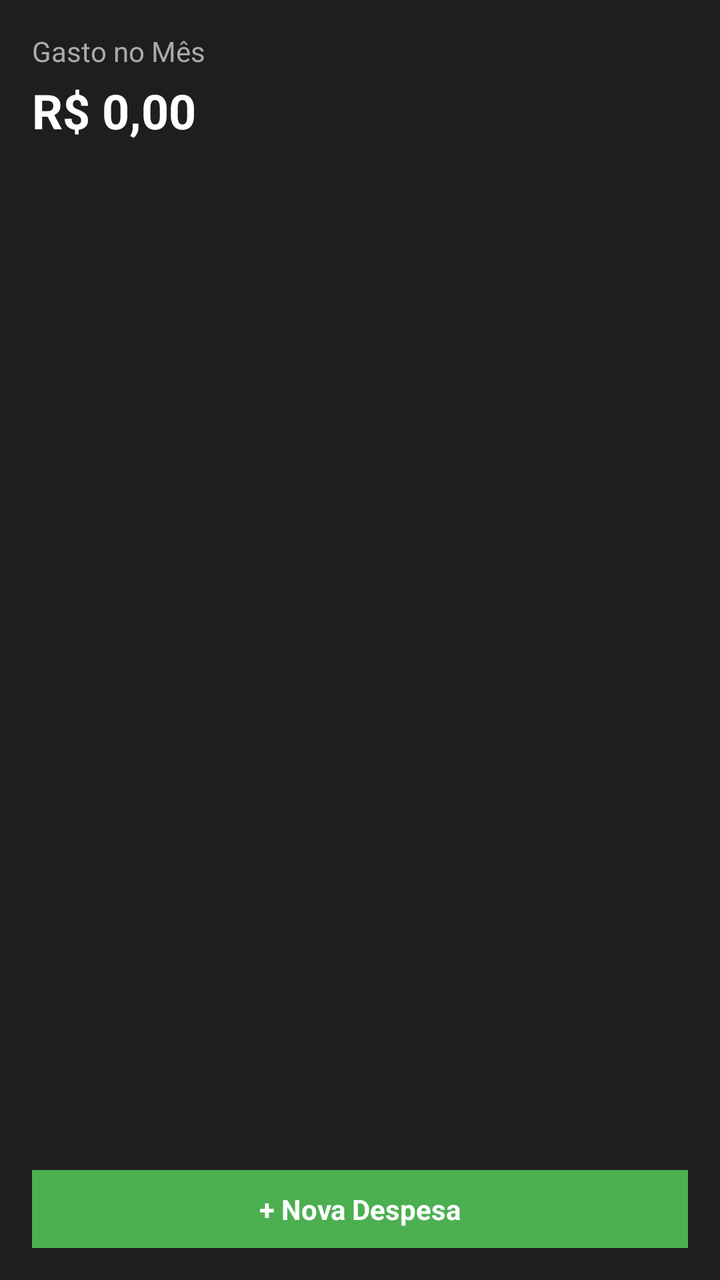
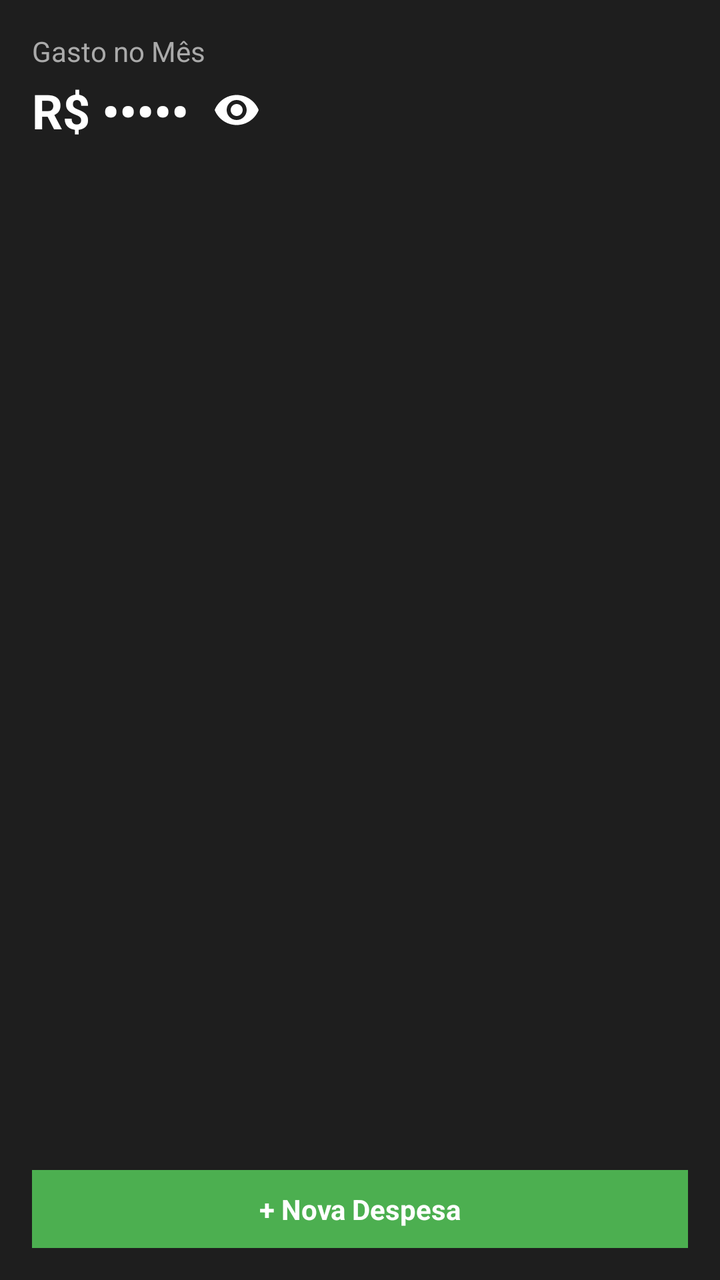

Compare the two renders of this Android layout. The source of the first and the diff that turns it into the second are given below.
<!-- AndroidManifest.xml: fallback theme Theme.MaterialComponents.DayNight.NoActionBar -->
<!-- res/layout/widget_layout.xml -->
<?xml version="1.0" encoding="utf-8"?>
<LinearLayout xmlns:android="http://schemas.android.com/apk/res/android"
    android:layout_width="match_parent"
    android:layout_height="match_parent"
    android:background="#1E1E1E"
    android:orientation="vertical"
    android:padding="16dp">

    <TextView
        android:layout_width="wrap_content"
        android:layout_height="wrap_content"
        android:text="Gasto no Mês"
        android:textColor="#AAAAAA"
        android:textSize="14sp" />

    <TextView
        android:id="@+id/tv_monthly_spent"
        android:layout_width="wrap_content"
        android:layout_height="wrap_content"
        android:layout_marginTop="4dp"
        android:text="R$ 0,00"
        android:textColor="#FFFFFF"
        android:textSize="24sp"
        android:textStyle="bold" />

    <TextView
        android:layout_width="match_parent"
        android:layout_height="0dp"
        android:layout_weight="1" />

    <TextView
        android:id="@+id/btn_add_expense"
        android:layout_width="match_parent"
        android:layout_height="wrap_content"
        android:background="#4CAF50"
        android:gravity="center"
        android:padding="10dp"
        android:text="+ Nova Despesa"
        android:textColor="#FFFFFF"
        android:textSize="14sp"
        android:textStyle="bold" />

</LinearLayout>
<!-- resources referenced by this layout -->
<resources>

</resources>

<!-- the commit's change to res/layout/widget_layout.xml (unified diff, before → after) -->
@@ -13,15 +13,29 @@
         android:textColor="#AAAAAA"
         android:textSize="14sp" />
 
-    <TextView
-        android:id="@+id/tv_monthly_spent"
-        android:layout_width="wrap_content"
+    <LinearLayout
+        android:layout_width="match_parent"
         android:layout_height="wrap_content"
         android:layout_marginTop="4dp"
-        android:text="R$ 0,00"
-        android:textColor="#FFFFFF"
-        android:textSize="24sp"
-        android:textStyle="bold" />
+        android:gravity="center_vertical"
+        android:orientation="horizontal">
+
+        <TextView
+            android:id="@+id/tv_monthly_spent"
+            android:layout_width="wrap_content"
+            android:layout_height="wrap_content"
+            android:text="R$ •••••"
+            android:textColor="#FFFFFF"
+            android:textSize="24sp"
+            android:textStyle="bold" />
+
+        <ImageView
+            android:id="@+id/iv_visibility"
+            android:layout_width="24dp"
+            android:layout_height="24dp"
+            android:layout_marginStart="12dp"
+            android:src="@drawable/ic_visibility" />
+    </LinearLayout>
 
     <TextView
         android:layout_width="match_parent"
<!-- resource entries referenced after the edit -->
@@ -1,5 +1,15 @@
 <!-- resources referenced by this layout -->
 <resources>
-
+  <!-- drawable ic_visibility (drawable) -->
+  <vector xmlns:android="http://schemas.android.com/apk/res/android"
+      android:width="24dp"
+      android:height="24dp"
+      android:viewportWidth="24"
+      android:viewportHeight="24"
+      android:tint="#FFFFFF">
+      <path
+          android:fillColor="@android:color/white"
+          android:pathData="M12,4.5C7,4.5 2.73,7.61 1,12c1.73,4.39 6,7.5 11,7.5s9.27,-3.11 11,-7.5c-1.73,-4.39 -6,-7.5 -11,-7.5zM12,17c-2.76,0 -5,-2.24 -5,-5s2.24,-5 5,-5 5,2.24 5,5 -2.24,5 -5,5zM12,9c-1.66,0 -3,1.34 -3,3s1.34,3 3,3 3,-1.34 3,-3 -1.34,-3 -3,-3z"/>
+  </vector>
 </resources>
 
